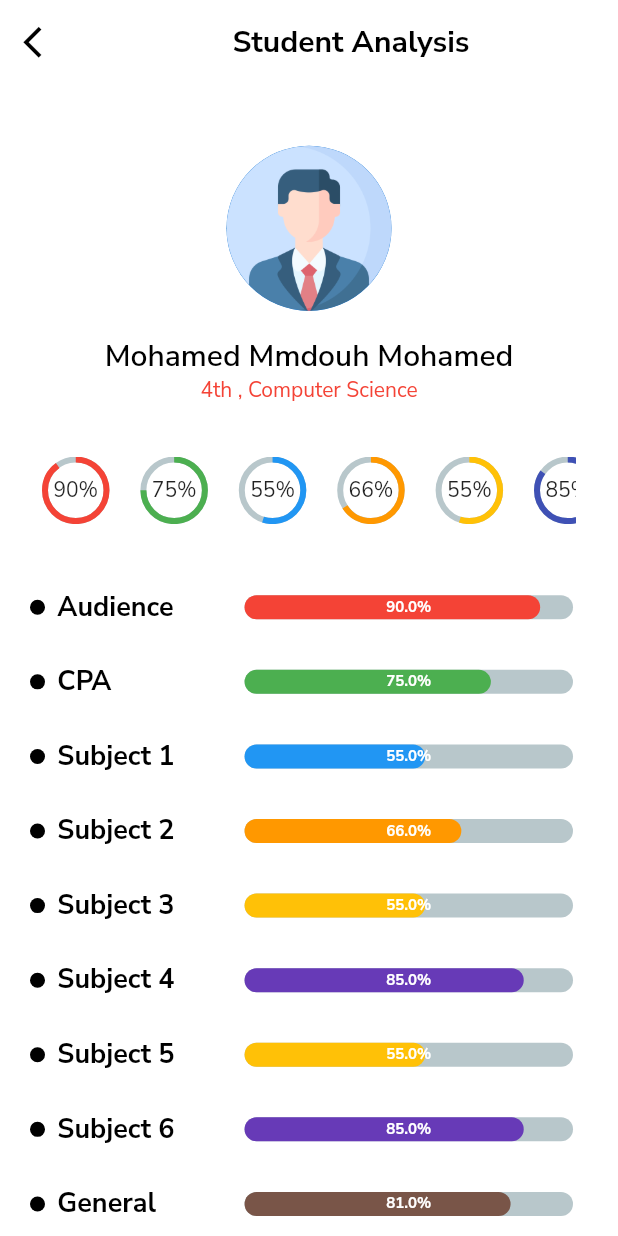
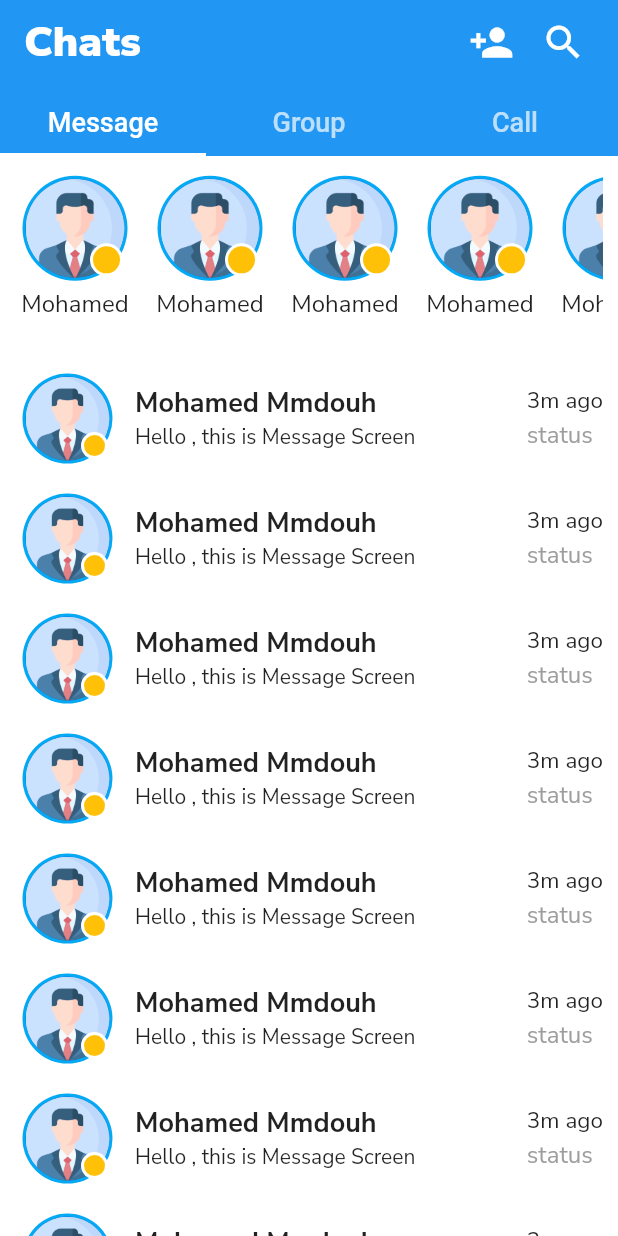
Before and after one commit to mohamed-mmdouh1506/GraduationProjectNew, a Flutter app: the screen it shows after launch, on a phone screen of 412 x 824 dp. Run offline on Flutter 3.47's test engine with Material 2 defaults, Android fonts, the phone set to English and light mode, and no system bars; drawn by our look-alikes of percent_indicator; our stand-ins replace bloc, flutter_bloc, google_fonts, smooth_page_indicator.

Commit message:
mmdouh push 2

```diff
--- a/lib/main.dart
+++ b/lib/main.dart
@@ -1,5 +1,6 @@
 import 'package:final_project/modules/analysisScreen/analysis_screen.dart';
 import 'package:final_project/modules/login/login_screen.dart';
+import 'package:final_project/modules/messageScreen/message_screen.dart';
 import 'package:final_project/modules/onboardingScreen/onboarding_screen.dart';
 import 'package:flutter/material.dart';
 import 'package:google_fonts/google_fonts.dart';
@@ -27,7 +28,7 @@ class MyApp extends StatelessWidget {
           Theme.of(context).textTheme,
         ),
       ),
-      home: AnalysisScreen(),
+      home: const MessageScreen(),
     );
   }
 }
--- /dev/null
+++ b/lib/modules/messageScreen/message_screen.dart
@@ -0,0 +1,92 @@
+import 'package:final_project/modules/messageScreen/tabScreens/callTab/call_tab.dart';
+import 'package:final_project/modules/messageScreen/tabScreens/groupTab/group_tab.dart';
+import 'package:final_project/modules/messageScreen/tabScreens/messagesTab/messages_tab.dart';
+import 'package:flutter/material.dart';
+
+class MessageScreen extends StatelessWidget {
+  const MessageScreen({Key? key}) : super(key: key);
+
+  @override
+  Widget build(BuildContext context) {
+
+    List<Widget> tabScreens = const [
+      MessagesTab(),
+      GroupTab(),
+      CallTab(),
+    ];
+
+    return DefaultTabController(
+      length: 3,
+      child: Scaffold(
+        appBar: AppBar(
+          backgroundColor: Colors.blue,
+          title: const Text(
+            'Chats',
+            style: TextStyle(
+              fontSize: 28.0,
+              fontWeight: FontWeight.w900,
+            ),
+            textAlign: TextAlign.center,
+          ),
+          actions: [
+            IconButton(
+                onPressed: (){},
+                icon: const Icon(
+                  Icons.person_add,
+                  size: 30.0,
+                ),
+            ),
+            IconButton(
+              onPressed: (){},
+              icon: const Icon(
+                Icons.search,
+                size: 30.0,
+              ),
+            ),
+            SizedBox(
+              width: MediaQuery.of(context).size.width*0.03,
+            ),
+          ],
+          bottom: const TabBar(
+            indicatorColor: Colors.white,
+            tabs: [
+              Padding(
+                padding: EdgeInsets.all(10.0),
+                child: Text(
+                  'Message',
+                  style : TextStyle(
+                    fontSize: 18.0,
+                    //fontWeight: FontWeight.w800,
+                  ),
+                ),
+              ),
+              Padding(
+                padding: EdgeInsets.all(10.0),
+                child: Text(
+                  'Group',
+                  style : TextStyle(
+                    fontSize: 18.0,
+                    //fontWeight: FontWeight.w800,
+                  ),
+                ),
+              ),
+              Padding(
+                padding: EdgeInsets.all(10.0),
+                child: Text(
+                  'Call',
+                  style : TextStyle(
+                    fontSize: 18.0,
+                    //fontWeight: FontWeight.w800,
+                  ),
+                ),
+              ),
+            ],
+          ),
+        ),
+        body: TabBarView(
+          children: tabScreens,
+        ),
+      ),
+    );
+  }
+}
--- /dev/null
+++ b/lib/modules/messageScreen/tabScreens/messagesTab/messages_tab.dart
@@ -0,0 +1,199 @@
+import 'package:flutter/cupertino.dart';
+import 'package:flutter/material.dart';
+
+class MessagesTab extends StatelessWidget {
+  const MessagesTab({Key? key}) : super(key: key);
+
+  @override
+  Widget build(BuildContext context) {
+    return SingleChildScrollView(
+      physics: const BouncingScrollPhysics(),
+      child: Column(
+        children: [
+          SizedBox(
+            height: MediaQuery.of(context).size.height*0.01,
+          ),
+          Container(
+            height: MediaQuery.of(context).size.height*0.15,
+            padding: const EdgeInsets.symmetric(horizontal: 10.0),
+            child: ListView.separated(
+              physics: const BouncingScrollPhysics(),
+              shrinkWrap: true,
+              scrollDirection: Axis.horizontal,
+              itemBuilder: (context , index)=> storyItem(),
+              separatorBuilder: (context , index)=> const SizedBox(width: 10.0,),
+              itemCount: 10,
+            ),
+          ),
+          SizedBox(
+            height: MediaQuery.of(context).size.height*0.01,
+          ),
+          ListView.separated(
+            shrinkWrap: true,
+            physics: const NeverScrollableScrollPhysics(),
+              itemBuilder: (context , index)=> messageRowItem(),
+              separatorBuilder: (context , index)=> const SizedBox(
+                height: 10.0,
+              ),
+              itemCount: 20,
+          ),
+        ],
+      ),
+    );
+  }
+
+  Widget storyItem ()
+  {
+    return Column(
+      children: [
+        Padding(
+          padding: const EdgeInsets.all(5.0),
+          child: Stack(
+            alignment: AlignmentDirectional.bottomEnd,
+            children: [
+              Stack(
+                alignment: AlignmentDirectional.center,
+                children: const [
+                  CircleAvatar(
+                    backgroundColor: Colors.lightBlue,
+                    radius: 35.0,
+                  ),
+                  CircleAvatar(
+                    backgroundImage: AssetImage('assets/images/profile.png'),
+                    radius: 33.0,
+                  ),
+                ],
+
+              ),
+              Padding(
+                padding: const EdgeInsets.all(3.0),
+                child: Stack(
+                  alignment: AlignmentDirectional.center,
+                  children: const[
+                    CircleAvatar(
+                      backgroundColor: Colors.white,
+                      radius: 11.0,
+                    ),
+                    CircleAvatar(
+                      backgroundColor: Colors.amber,
+                      radius: 9.0,
+                    ),
+                  ],
+                ),
+              ),
+            ],
+          ),
+        ),
+        const Text(
+          'Mohamed',
+          style: TextStyle(
+            fontSize: 16.0,
+          ),
+          maxLines: 1,
+          overflow: TextOverflow.ellipsis,
+        ),
+      ],
+    );
+  }
+
+  Widget messageRowItem()
+  {
+    return Padding(
+      padding: const EdgeInsets.symmetric(horizontal: 10.0),
+      child: Row(
+        children: [
+          Padding(
+            padding: const EdgeInsets.all(5.0),
+            child: Stack(
+              alignment: AlignmentDirectional.bottomEnd,
+              children: [
+                Stack(
+                  alignment: AlignmentDirectional.center,
+                  children: const [
+                    CircleAvatar(
+                      backgroundColor: Colors.lightBlue,
+                      radius: 30.0,
+                    ),
+                    CircleAvatar(
+                      backgroundImage: AssetImage('assets/images/profile.png'),
+                      radius: 28.0,
+                    ),
+                  ],
+
+                ),
+                Padding(
+                  padding: const EdgeInsets.all(3.0),
+                  child: Stack(
+                    alignment: AlignmentDirectional.center,
+                    children: const[
+                      CircleAvatar(
+                        backgroundColor: Colors.white,
+                        radius: 9.0,
+                      ),
+                      CircleAvatar(
+                        backgroundColor: Colors.amber,
+                        radius: 7.0,
+                      ),
+                    ],
+                  ),
+                ),
+              ],
+            ),
+          ),
+          const SizedBox(
+            width: 10.0,
+          ),
+          Expanded(
+            child: Column(
+              crossAxisAlignment: CrossAxisAlignment.start,
+              children: const [
+                Text(
+                  'Mohamed Mmdouh',
+                  style: TextStyle(
+                    fontSize: 18.0,
+                    fontWeight: FontWeight.bold,
+                  ),
+                ),
+                SizedBox(
+                  height: 0.2,
+                ),
+                Text(
+                  'Hello , this is Message Screen',
+                  style: TextStyle(
+                    fontSize: 14.0,
+                  ),
+                  maxLines: 1,
+                  overflow: TextOverflow.ellipsis,
+                ),
+              ],
+            ),
+          ),
+          Column(
+            crossAxisAlignment: CrossAxisAlignment.start,
+            mainAxisAlignment: MainAxisAlignment.start,
+            children: const [
+              Text(
+                '3m ago',
+                style: TextStyle(
+                  fontSize: 15.0,
+
+                ),
+              ),
+              SizedBox(
+                height: 2.0,
+              ),
+              Text(
+                'status',
+                style: TextStyle(
+                  fontSize: 16.0,
+                  color: Colors.grey,
+                ),
+              ),
+            ],
+          ),
+        ],
+      ),
+    );
+  }
+
+}
--- a/pubspec.yaml
+++ b/pubspec.yaml
@@ -40,6 +40,7 @@ dependencies:
   google_fonts: ^2.1.0
   smooth_page_indicator: ^1.0.0+2
   percent_indicator: ^3.4.0
+  intl: ^0.17.0
 
 dev_dependencies:
   flutter_test:
```
Also changed, not shown: lib/modules/chatScreen/chat_screen.dart (added, +10 -0 lines), lib/modules/messageScreen/tabScreens/callTab/call_tab.dart (added, +108 -0 lines), lib/modules/messageScreen/tabScreens/groupTab/group_tab.dart (added, +130 -0 lines), pubspec.lock.
